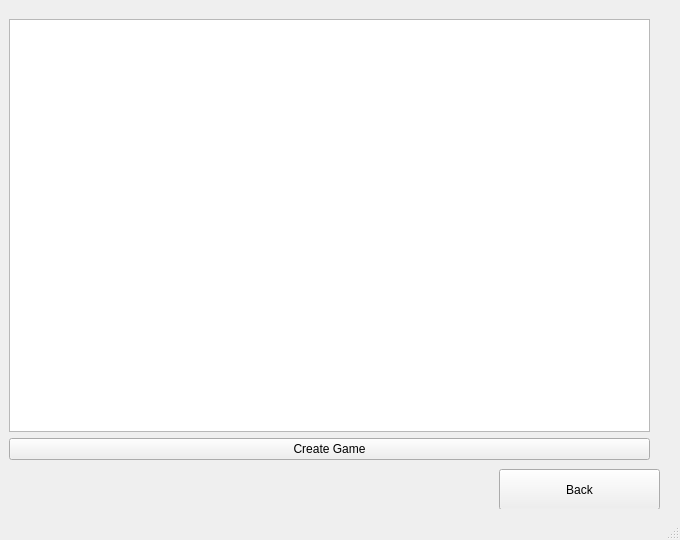
daniilgrbic/BackgammonPP, file BackgammonPP/mainwindow.ui: the form before one commit.
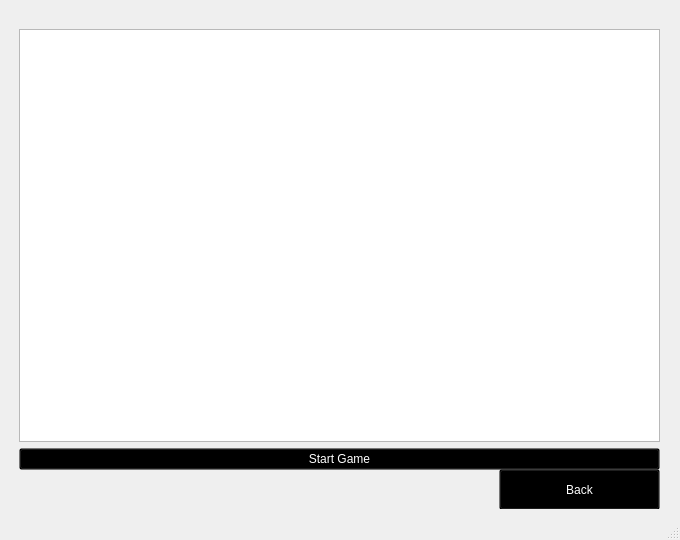
The form after the commit. The open tabs and pages were chosen to show the change.

Commit message: Add control for creating game

Diff of the .ui file:
```diff
--- a/BackgammonPP/mainwindow.ui
+++ b/BackgammonPP/mainwindow.ui
@@ -1253,17 +1253,32 @@
        <widget class="QWidget" name="gridLayoutWidget">
         <property name="geometry">
          <rect>
-          <x>0</x>
-          <y>10</y>
+          <x>10</x>
+          <y>20</y>
           <width>641</width>
           <height>441</height>
          </rect>
         </property>
         <layout class="QGridLayout" name="gridLayout">
          <item row="1" column="0">
-          <widget class="QPushButton" name="btCreateGame2">
+          <widget class="QPushButton" name="btStartCreatedGame">
+           <property name="cursor">
+            <cursorShape>PointingHandCursor</cursorShape>
+           </property>
+           <property name="styleSheet">
+            <string notr="true">QPushButton {
+	background: transparent;
+	color: white;
+	text-align: center;
+}
+
+QPushButton:hover {
+	background: transparent;
+	color: green;
+}</string>
+           </property>
            <property name="text">
-            <string>Create Game</string>
+            <string>Start Game</string>
            </property>
           </widget>
          </item>
@@ -1281,6 +1296,21 @@
           <height>41</height>
          </rect>
         </property>
+        <property name="cursor">
+         <cursorShape>PointingHandCursor</cursorShape>
+        </property>
+        <property name="styleSheet">
+         <string notr="true">QPushButton {
+	background: transparent;
+	color: white;
+	text-align: center;
+}
+
+QPushButton:hover {
+	background: transparent;
+	color: green;
+}</string>
+        </property>
         <property name="text">
          <string>Back</string>
         </property>
```
Left out of the diff: 6 changed lines with no effect on the pictures. The commit also changes 3 other files.
